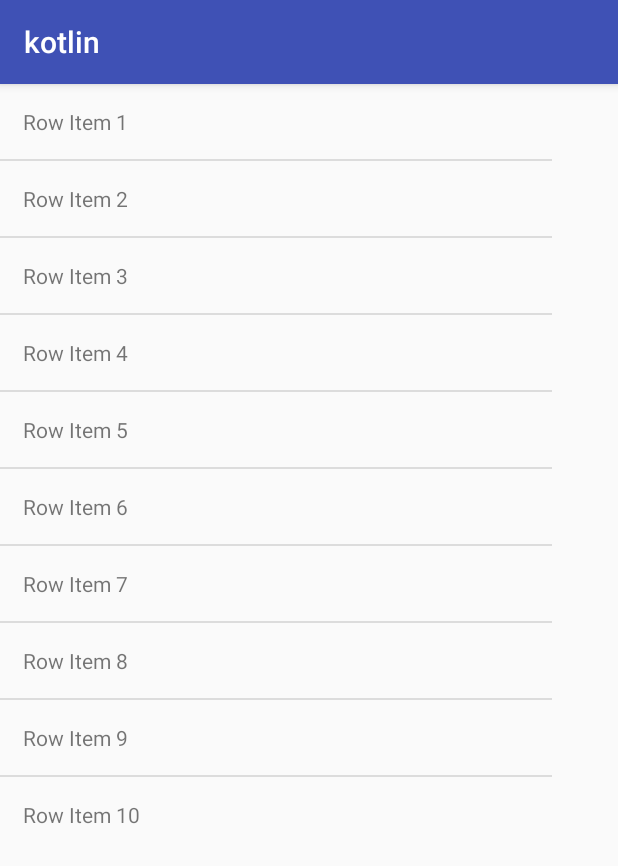
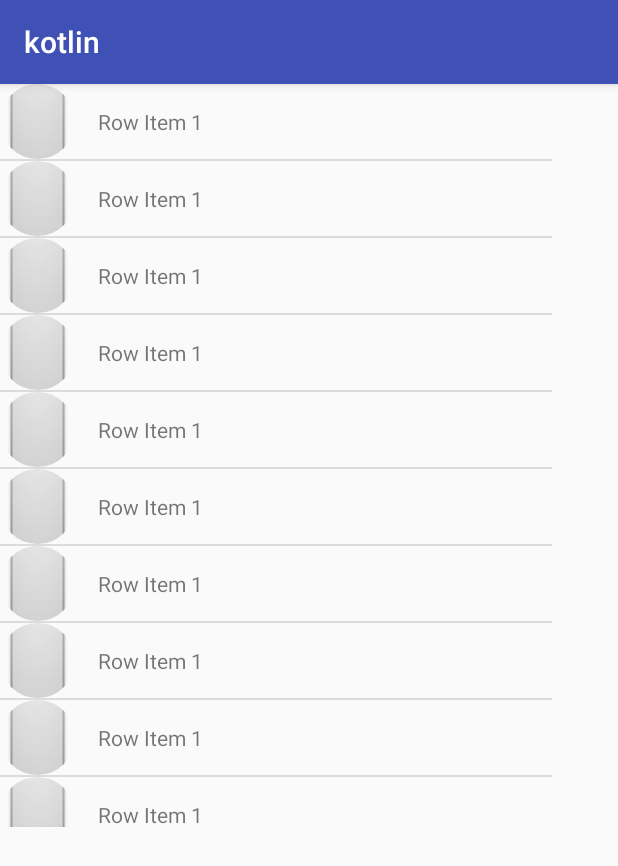
Before and after one commit to igcarun/KotlinListViewAdapter, an Android app: the screen it shows after launch (Main2Activity before the commit, KotlinListDataBindingActivity after it), on a phone screen of 412 x 824 dp. Shown: the top 866 px of the screen. Run offline under Robolectric (Android 15) with nearby library versions, the phone set to English and light mode, and no system bars; our stand-ins replace CircleImageView, Picasso, data binding; pictures from the network do not load.

Commit message:
databinding with kotlin listview image

```diff
--- a/app/build.gradle
+++ b/app/build.gradle
@@ -4,12 +4,12 @@ apply plugin: 'kotlin-android-extensions'
 apply plugin: 'kotlin-kapt'
 
 android {
-    compileSdkVersion 25
+    compileSdkVersion 26
     buildToolsVersion "26.0.0"
     defaultConfig {
         applicationId "com.kotlin"
         minSdkVersion 19
-        targetSdkVersion 25
+        targetSdkVersion 26
         versionCode 1
         versionName "1.0"
         testInstrumentationRunner "android.support.test.runner.AndroidJUnitRunner"
--- a/app/src/main/AndroidManifest.xml
+++ b/app/src/main/AndroidManifest.xml
@@ -12,9 +12,13 @@
         android:supportsRtl="true"
         android:theme="@style/AppTheme">
         <activity android:name=".MainActivity">
+            <!--<intent-filter>
+                <action android:name="android.intent.action.MAIN" />
 
+                <category android:name="android.intent.category.LAUNCHER" />
+            </intent-filter>-->
         </activity>
-        <activity android:name=".Main2Activity">
+        <activity android:name=".KotlinListDataBindingActivity">
             <intent-filter>
                 <action android:name="android.intent.action.MAIN" />
 
--- /dev/null
+++ b/app/src/main/java/com/kotlin/KotlinListDataBindingActivity.kt
@@ -0,0 +1,58 @@
+package com.kotlin
+
+import android.databinding.DataBindingUtil
+import android.support.v7.app.AppCompatActivity
+import android.os.Bundle
+import android.view.View
+import android.view.ViewGroup
+import android.widget.ListView
+import com.kotlin.databinding.ActivityMain2Binding
+import com.kotlin.databinding.InflaterListItemBinding
+import com.kotlin.dto.ProfileDto
+import com.myadapter.CustomListViewAdapter
+import java.util.ArrayList
+
+class KotlinListDataBindingActivity : AppCompatActivity(), CustomListViewAdapter.OnGetViewListener<ProfileDto> {
+    private var mListView : ListView? = null
+
+    private var mListAdapter : CustomListViewAdapter<ProfileDto>? = null
+    private var mNameList : List<ProfileDto>? = null
+    override fun onCreate(savedInstanceState: Bundle?) {
+        super.onCreate(savedInstanceState)
+        val activity_binding: ActivityMain2Binding = DataBindingUtil.setContentView<ActivityMain2Binding>(this, R.layout.activity_main2)
+        activity_binding.executePendingBindings()
+        mListView = findViewById(R.id.activity_main2_lv) as ListView
+        mNameList = ArrayList<ProfileDto>() as List<ProfileDto>?
+        (mNameList as ArrayList<ProfileDto>).add(ProfileDto("http://www.hdwallpapers.in/walls/nature_call-wide.jpg", "Row Item 1"))
+        (mNameList as ArrayList<ProfileDto>).add(ProfileDto("http://3.bp.blogspot.com/-Q8sLtkm5ZwE/Vg54WPxWx1I/AAAAAAAAdsI/eCCkiZg7uMU/s1600/attractive-scenery-free-wallpaper-world.jpg", "Row Item 1"))
+        (mNameList as ArrayList<ProfileDto>).add(ProfileDto("https://static.pexels.com/photos/20974/pexels-photo.jpg", "Row Item 1"))
+        (mNameList as ArrayList<ProfileDto>).add(ProfileDto("http://www.hdwallpapers.in/walls/nature_call-wide.jpg", "Row Item 1"))
+        (mNameList as ArrayList<ProfileDto>).add(ProfileDto("http://3.bp.blogspot.com/-Q8sLtkm5ZwE/Vg54WPxWx1I/AAAAAAAAdsI/eCCkiZg7uMU/s1600/attractive-scenery-free-wallpaper-world.jpg", "Row Item 1"))
+        (mNameList as ArrayList<ProfileDto>).add(ProfileDto("https://static.pexels.com/photos/20974/pexels-photo.jpg", "Row Item 1"))
+        (mNameList as ArrayList<ProfileDto>).add(ProfileDto("http://www.hdwallpapers.in/walls/nature_call-wide.jpg", "Row Item 1"))
+        (mNameList as ArrayList<ProfileDto>).add(ProfileDto("http://3.bp.blogspot.com/-Q8sLtkm5ZwE/Vg54WPxWx1I/AAAAAAAAdsI/eCCkiZg7uMU/s1600/attractive-scenery-free-wallpaper-world.jpg", "Row Item 1"))
+        (mNameList as ArrayList<ProfileDto>).add(ProfileDto("https://static.pexels.com/photos/20974/pexels-photo.jpg", "Row Item 1"))
+        (mNameList as ArrayList<ProfileDto>).add(ProfileDto("http://www.hdwallpapers.in/walls/nature_call-wide.jpg", "Row Item 1"))
+        (mNameList as ArrayList<ProfileDto>).add(ProfileDto("http://3.bp.blogspot.com/-Q8sLtkm5ZwE/Vg54WPxWx1I/AAAAAAAAdsI/eCCkiZg7uMU/s1600/attractive-scenery-free-wallpaper-world.jpg", "Row Item 1"))
+        (mNameList as ArrayList<ProfileDto>).add(ProfileDto("https://static.pexels.com/photos/20974/pexels-photo.jpg", "Row Item 1"))
+
+        mListAdapter = CustomListViewAdapter(this, -1, this, mNameList)
+        mListView!!.adapter = mListAdapter
+
+    }
+
+    override fun getView(position: Int, convertView: View?, parent: ViewGroup, rowItem: ProfileDto): View? {
+//        TODO("not implemented") //To change body of created functions use File | Settings | File Templates.
+        val viewDataBinding : InflaterListItemBinding
+        if (convertView == null) {
+            viewDataBinding = DataBindingUtil.inflate(layoutInflater, R.layout.inflater_list_item, parent, false)
+        } else {
+            viewDataBinding = DataBindingUtil.getBinding(convertView)
+        }
+        viewDataBinding.setVariable(BR.profile, rowItem)
+        viewDataBinding.executePendingBindings()
+
+        return viewDataBinding.root
+    }
+
+}
--- a/app/src/main/java/com/kotlin/Main2Activity.kt
+++ /dev/null
@@ -1,63 +0,0 @@
-package com.kotlin
-
-import android.support.v7.app.AppCompatActivity
-import android.os.Bundle
-import android.view.View
-import android.view.ViewGroup
-import android.widget.ListView
-import android.widget.TextView
-import com.myadapter.CustomListViewAdapter
-import kotlinx.android.synthetic.main.inflater_list_item.view.*
-import java.util.ArrayList
-
-class Main2Activity : AppCompatActivity(), CustomListViewAdapter.OnGetViewListener<String> {
-    private var mListView : ListView? = null
-
-    private var mListAdapter : CustomListViewAdapter<String>? = null
-    private var mNameList : List<String>? = null
-    override fun onCreate(savedInstanceState: Bundle?) {
-        super.onCreate(savedInstanceState)
-        setContentView(R.layout.activity_main2)
-        mListView = findViewById(R.id.activity_main2_lv) as ListView
-        mNameList = ArrayList<String>() as List<String>?
-        (mNameList as ArrayList<String>).add("Row Item 1")
-        (mNameList as ArrayList<String>).add("Row Item 2")
-        (mNameList as ArrayList<String>).add("Row Item 3")
-        (mNameList as ArrayList<String>).add("Row Item 4")
-        (mNameList as ArrayList<String>).add("Row Item 5")
-        (mNameList as ArrayList<String>).add("Row Item 6")
-        (mNameList as ArrayList<String>).add("Row Item 7")
-        (mNameList as ArrayList<String>).add("Row Item 8")
-        (mNameList as ArrayList<String>).add("Row Item 9")
-        (mNameList as ArrayList<String>).add("Row Item 10")
-        (mNameList as ArrayList<String>).add("Row Item 11")
-        (mNameList as ArrayList<String>).add("Row Item 12")
-        (mNameList as ArrayList<String>).add("Row Item 13")
-
-        mListAdapter = CustomListViewAdapter(this, -1, this, mNameList)
-        mListView!!.adapter = mListAdapter
-
-    }
-
-    override fun getView(position: Int, convertView: View?, parent: ViewGroup, rowItem: String): View? {
-//        TODO("not implemented") //To change body of created functions use File | Settings | File Templates.
-        val viewHolder : ViewHolder
-        val view : View?
-        if (convertView == null) {
-            view = layoutInflater.inflate(R.layout.inflater_list_item, parent, false)
-            viewHolder = ViewHolder()
-            viewHolder.textview = view.inflater_list_item_tv
-            view.tag = viewHolder
-        } else {
-            view = convertView
-            viewHolder = view.tag as ViewHolder
-        }
-            viewHolder.textview!!.text = rowItem
-
-        return view
-    }
-
-    class ViewHolder {
-        var textview : TextView? = null
-    }
-}
--- /dev/null
+++ b/app/src/main/java/com/kotlin/dto/ProfileDto.kt
@@ -0,0 +1,15 @@
+package com.kotlin.dto
+
+import android.databinding.BindingAdapter
+import android.widget.ImageView
+import com.squareup.picasso.Picasso
+
+/**
+ * Created by arun on 8/8/17.
+ */
+@BindingAdapter("url")
+fun loadImage(view: ImageView, url : String) {
+    Picasso.with(view.context).load(url).placeholder(android.R.drawable.btn_default).into(view)
+}
+
+data class ProfileDto(val url : String, val name : String)
--- a/app/src/main/java/com/kotlin/User.kt
+++ b/app/src/main/java/com/kotlin/dto/User.kt
@@ -1,4 +1,4 @@
-package com.kotlin
+package com.kotlin.dto
 
 /**
  * Created by arun on 6/7/17.
--- a/app/src/main/res/layout/activity_main2.xml
+++ b/app/src/main/res/layout/activity_main2.xml
@@ -1,10 +1,10 @@
 <?xml version="1.0" encoding="utf-8"?>
+<layout xmlns:android="http://schemas.android.com/apk/res/android"
+    xmlns:tools="http://schemas.android.com/tools">
 <android.support.constraint.ConstraintLayout
-    xmlns:android="http://schemas.android.com/apk/res/android"
-    xmlns:tools="http://schemas.android.com/tools"
     android:layout_width="match_parent"
     android:layout_height="match_parent"
-    tools:context="com.kotlin.Main2Activity">
+    tools:context="com.kotlin.KotlinListDataBindingActivity">
 
     <ListView
         android:id="@+id/activity_main2_lv"
@@ -14,3 +14,4 @@
         tools:layout_editor_absoluteX="8dp" />
 
 </android.support.constraint.ConstraintLayout>
+</layout>
--- a/app/src/main/res/layout/inflater_list_item.xml
+++ b/app/src/main/res/layout/inflater_list_item.xml
@@ -1,9 +1,22 @@
 <?xml version="1.0" encoding="utf-8"?>
-<LinearLayout xmlns:android="http://schemas.android.com/apk/res/android"
-    xmlns:app="http://schemas.android.com/apk/res-auto"
-    android:orientation="vertical"
+
+<layout     xmlns:app="http://schemas.android.com/apk/res-auto"
+    xmlns:android="http://schemas.android.com/apk/res/android">
+
+    <data>
+        <variable name="profile" type="com.kotlin.dto.ProfileDto"/>
+    </data>
+
+<LinearLayout
+    android:orientation="horizontal"
     android:layout_width="match_parent"
     android:layout_height="match_parent">
+
+    <com.kotlin.CircleImageView
+        android:id="@+id/inflater_list_item_iv"
+        android:layout_width="50dp"
+        android:layout_height="50dp"
+        app:url="@{profile.url}"/>
 
     <TextView
         android:id="@+id/inflater_list_item_tv"
@@ -14,6 +27,9 @@
         app:layout_constraintRight_toRightOf="parent"
         app:layout_constraintTop_toTopOf="parent"
         android:visibility="visible"
+        android:text="@{profile.name}"
         android:padding="15dp"/>
 
 </LinearLayout>
+
+</layout>
--- a/app/src/main/res/layout/inflater_recycle_view.xml
+++ b/app/src/main/res/layout/inflater_recycle_view.xml
@@ -5,7 +5,7 @@
     <data>
         <variable
             name="users"
-            type="com.kotlin.User" />
+            type="com.kotlin.dto.User" />
     </data>
 
     <LinearLayout
--- a/myadapter/build.gradle
+++ b/myadapter/build.gradle
@@ -30,6 +30,7 @@ dependencies {
     compile 'com.android.support:appcompat-v7:26.+'
     testCompile 'junit:junit:4.12'
     compile "org.jetbrains.kotlin:kotlin-stdlib-jre7:$kotlin_version"
+    compile 'com.squareup.picasso:picasso:2.5.2'
 }
 repositories {
     mavenCentral()
--- a/myadapter/src/main/java/com/myadapter/CustomListViewAdapter.kt
+++ b/myadapter/src/main/java/com/myadapter/CustomListViewAdapter.kt
@@ -4,6 +4,8 @@ import android.content.Context
 import android.view.View
 import android.view.ViewGroup
 import android.widget.ArrayAdapter
+import android.widget.ImageView
+import com.squareup.picasso.Picasso
 
 class CustomListViewAdapter<T> : ArrayAdapter<T> {
 
```
Also changed, not shown: app/src/main/java/com/kotlin/HappyBirthday.kt (added, +10 -0 lines), app/src/main/java/com/kotlin/MainActivity.kt (+17 -4 lines), app/src/main/java/com/kotlin/Presenter.kt (added, +14 -0 lines), app/src/main/res/layout/activity_main.xml (+5 -4 lines).
